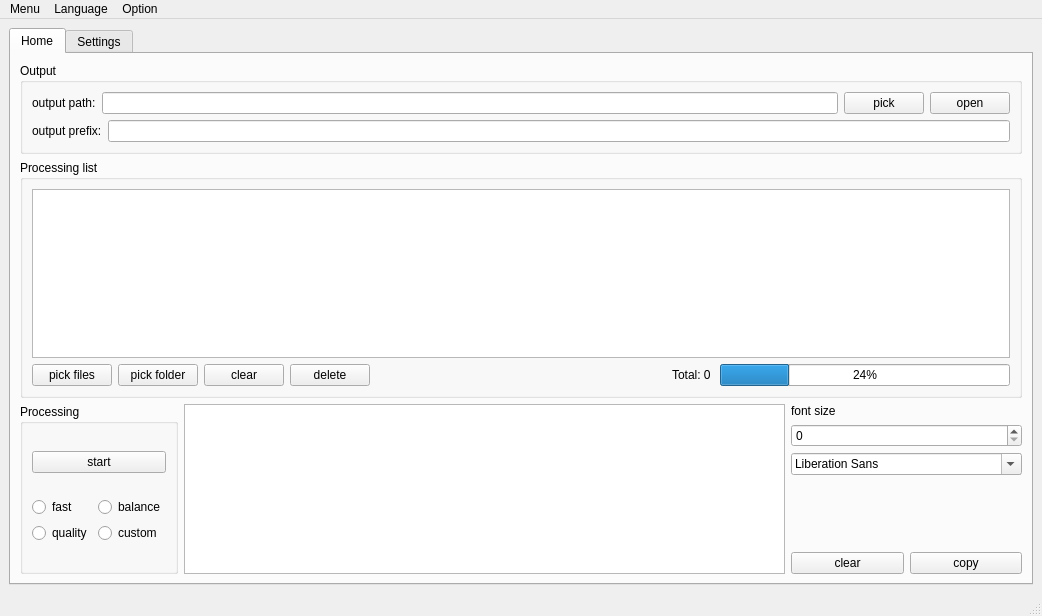
Qt form GUI/src/mainwindow.ui (TianZerL/Anime4KCPP) before a commit.
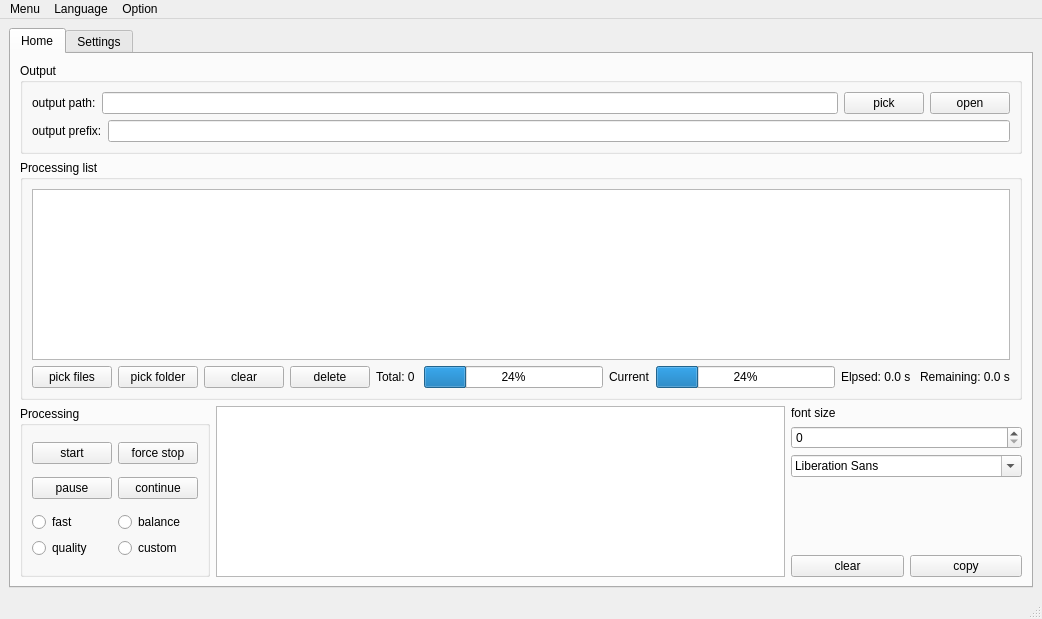
The same form after that commit.

Commit message: Update GUI Add progress dispaly Add stop, pause, continue

Patch:
```diff
--- a/GUI/src/mainwindow.ui
+++ b/GUI/src/mainwindow.ui
@@ -7,7 +7,7 @@
     <x>0</x>
     <y>0</y>
     <width>1042</width>
-    <height>616</height>
+    <height>619</height>
    </rect>
   </property>
   <property name="windowTitle">
@@ -31,6 +31,16 @@
            <string>Processing list</string>
           </property>
           <layout class="QGridLayout" name="gridLayout_4">
+           <item row="0" column="0" colspan="7">
+            <widget class="QTableView" name="tableViewProcessingList">
+             <property name="toolTip">
+              <string>Drag and drop files here</string>
+             </property>
+             <property name="statusTip">
+              <string>Drag and drop files here(image or video), and you can edit the ouput file name or path here</string>
+             </property>
+            </widget>
+           </item>
            <item row="1" column="0">
             <layout class="QHBoxLayout" name="horizontalLayoutListControl">
              <item>
@@ -64,42 +74,47 @@
             </layout>
            </item>
            <item row="1" column="1">
-            <spacer name="horizontalSpacer">
-             <property name="orientation">
-              <enum>Qt::Horizontal</enum>
-             </property>
-             <property name="sizeHint" stdset="0">
-              <size>
-               <width>275</width>
-               <height>20</height>
-              </size>
-             </property>
-            </spacer>
-           </item>
-           <item row="0" column="0" colspan="4">
-            <widget class="QTableView" name="tableViewProcessingList">
-             <property name="toolTip">
-              <string>Drag and drop files here</string>
-             </property>
-             <property name="statusTip">
-              <string>Drag and drop files here(image or video), and you can edit the ouput file name or path here</string>
-             </property>
-            </widget>
-           </item>
-           <item row="1" column="3">
-            <widget class="QProgressBar" name="progressBarProcessingList">
-             <property name="value">
-              <number>24</number>
-             </property>
-            </widget>
-           </item>
-           <item row="1" column="2">
             <widget class="QLabel" name="labelTotalTaskCount">
              <property name="text">
               <string>Total: 0 </string>
              </property>
             </widget>
            </item>
+           <item row="1" column="2">
+            <widget class="QProgressBar" name="progressBarProcessingList">
+             <property name="value">
+              <number>24</number>
+             </property>
+            </widget>
+           </item>
+           <item row="1" column="3">
+            <widget class="QLabel" name="labelCurrentTask">
+             <property name="text">
+              <string>Current</string>
+             </property>
+            </widget>
+           </item>
+           <item row="1" column="4">
+            <widget class="QProgressBar" name="progressBarCurrentTask">
+             <property name="value">
+              <number>24</number>
+             </property>
+            </widget>
+           </item>
+           <item row="1" column="5">
+            <widget class="QLabel" name="labelElpsed">
+             <property name="text">
+              <string>Elpsed: 0.0 s </string>
+             </property>
+            </widget>
+           </item>
+           <item row="1" column="6">
+            <widget class="QLabel" name="labelRemaining">
+             <property name="text">
+              <string>Remaining: 0.0 s</string>
+             </property>
+            </widget>
+           </item>
           </layout>
          </widget>
         </item>
@@ -108,8 +123,8 @@
           <property name="title">
            <string>Processing</string>
           </property>
-          <layout class="QVBoxLayout" name="verticalLayout_2">
-           <item>
+          <layout class="QGridLayout" name="gridLayout_5">
+           <item row="0" column="0">
             <widget class="QPushButton" name="pushButtonStart">
              <property name="statusTip">
               <string>start processing</string>
@@ -119,7 +134,27 @@
              </property>
             </widget>
            </item>
-           <item>
+           <item row="2" column="0">
+            <widget class="QPushButton" name="pushButtonPause">
+             <property name="statusTip">
+              <string>start processing</string>
+             </property>
+             <property name="text">
+              <string>pause</string>
+             </property>
+            </widget>
+           </item>
+           <item row="2" column="1">
+            <widget class="QPushButton" name="pushButtonContinue">
+             <property name="statusTip">
+              <string>start processing</string>
+             </property>
+             <property name="text">
+              <string>continue</string>
+             </property>
+            </widget>
+           </item>
+           <item row="3" column="0" colspan="2">
             <layout class="QGridLayout" name="gridLayoutLevel">
              <item row="0" column="0">
               <widget class="QRadioButton" name="radioButtonFast">
@@ -160,6 +195,16 @@
              </item>
             </layout>
            </item>
+           <item row="0" column="1">
+            <widget class="QPushButton" name="pushButtonForceStop">
+             <property name="statusTip">
+              <string>start processing</string>
+             </property>
+             <property name="text">
+              <string>force stop</string>
+             </property>
+            </widget>
+           </item>
           </layout>
          </widget>
         </item>
```
Left out of the diff: 24 changed lines with no effect on the pictures. Lines whose indentation alone changed are shown as unchanged. The commit also changes 5 other files.
